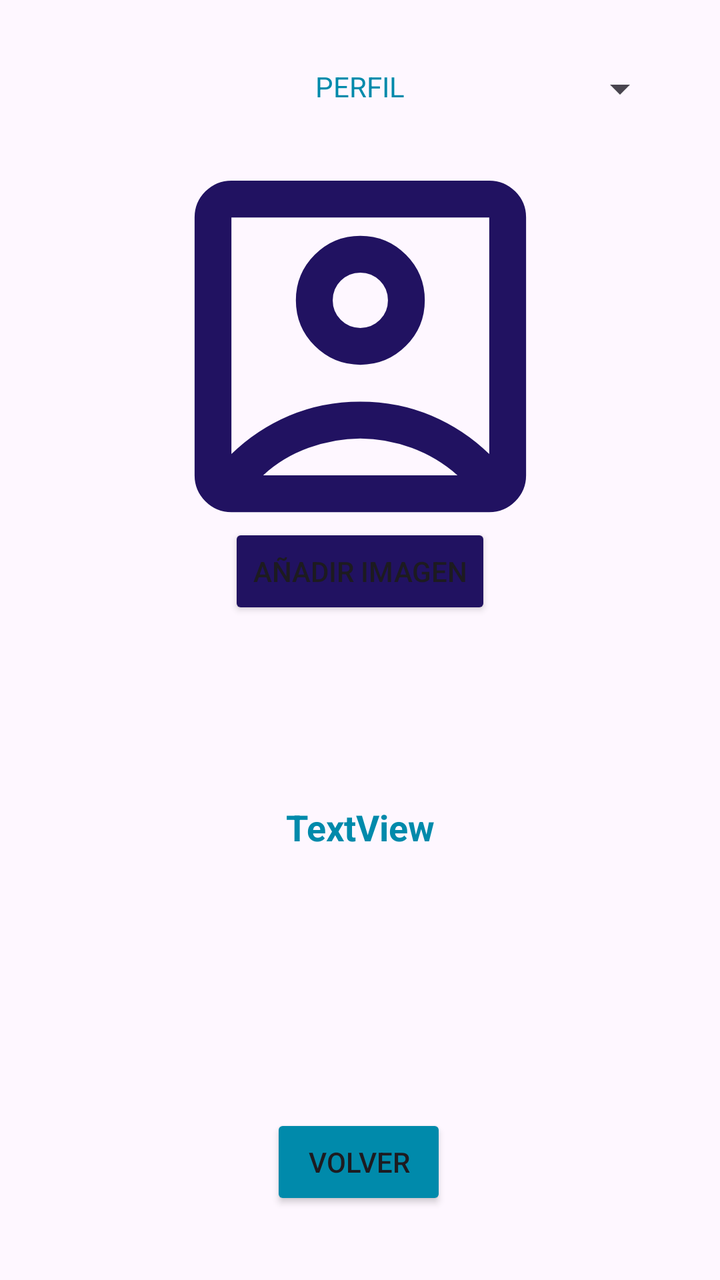
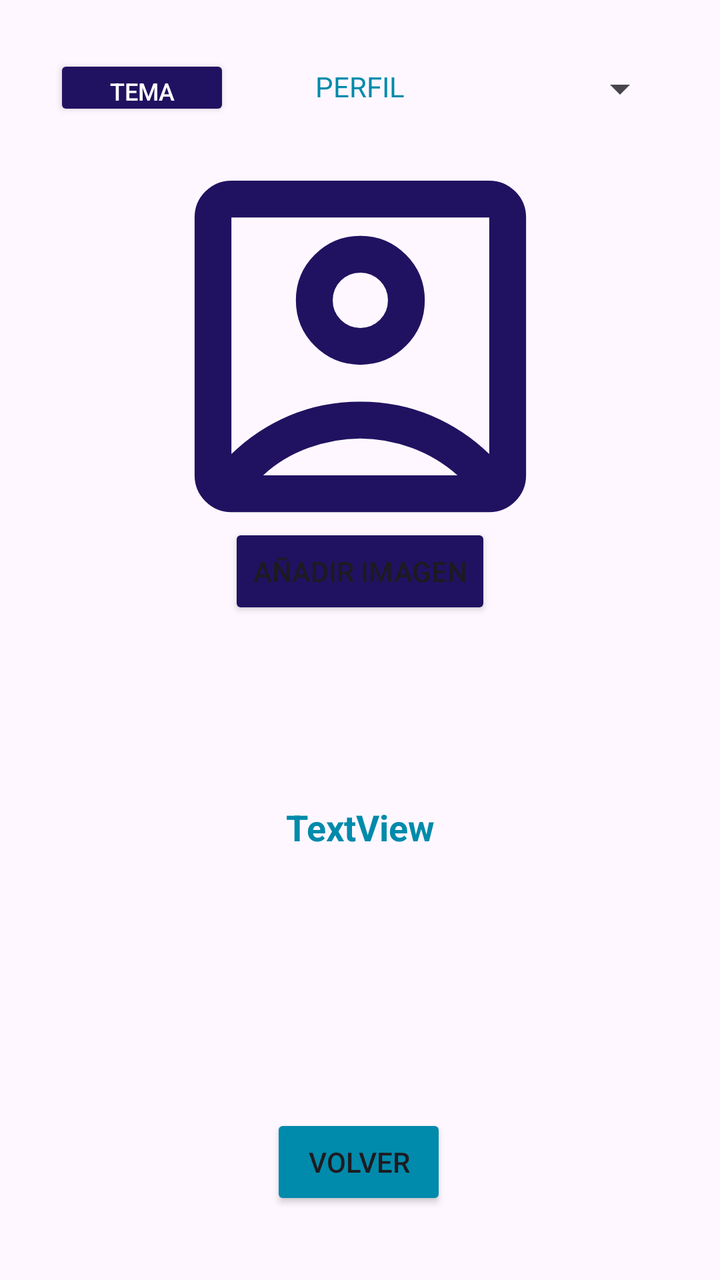

Two renders of the same Android screen: before a commit and after it. Below are the layout's source before the change and the commit's diff.
<!-- AndroidManifest.xml: application theme Theme.ElorMov -->
<!-- res/layout/activity_perfil.xml -->
<?xml version="1.0" encoding="utf-8"?>
<androidx.constraintlayout.widget.ConstraintLayout xmlns:android="http://schemas.android.com/apk/res/android"
    xmlns:app="http://schemas.android.com/apk/res-auto"
    xmlns:tools="http://schemas.android.com/tools"
    android:id="@+id/main"
    android:layout_width="match_parent"
    android:layout_height="match_parent"
    tools:context=".PerfilActivity">

    <ImageView
        android:id="@+id/imageViewPerfil"
        android:layout_width="221dp"
        android:layout_height="186dp"
        android:contentDescription="Foto de perfil"
        android:scaleType="centerCrop"
        android:src="@drawable/perfilsinimagen"
        app:layout_constraintBottom_toBottomOf="parent"
        app:layout_constraintEnd_toEndOf="parent"
        app:layout_constraintStart_toStartOf="parent"
        app:layout_constraintTop_toTopOf="parent"
        app:layout_constraintVertical_bias="0.176" />

    <Button
        android:id="@+id/buttonVolverPerfil"
        android:layout_width="wrap_content"
        android:layout_height="wrap_content"
        android:backgroundTint="#008aab"
        android:text="@string/boton_volver"
        app:layout_constraintBottom_toBottomOf="parent"
        app:layout_constraintEnd_toEndOf="parent"
        app:layout_constraintHorizontal_bias="0.498"
        app:layout_constraintStart_toStartOf="parent"
        app:layout_constraintTop_toTopOf="parent"
        app:layout_constraintVertical_bias="0.941" />

    <Button
        android:id="@+id/buttonAnnadirImagen"
        android:layout_width="wrap_content"
        android:layout_height="wrap_content"
        android:backgroundTint="#211261"
        android:text="@string/annadir_imagen"
        app:layout_constraintBottom_toBottomOf="parent"
        app:layout_constraintEnd_toEndOf="parent"
        app:layout_constraintStart_toStartOf="parent"
        app:layout_constraintTop_toTopOf="parent"
        app:layout_constraintVertical_bias="0.442" />

    <TextView
        android:id="@+id/textViewDatosPerfil"
        android:layout_width="0dp"
        android:layout_height="wrap_content"
        android:layout_marginStart="32dp"
        android:layout_marginEnd="32dp"
        android:text="TextView"

        android:gravity="center"
        android:textAlignment="center"

        android:textSize="18sp"
        android:textStyle="bold"
        android:textColor="#008AAB"

        app:layout_constraintStart_toStartOf="parent"
        app:layout_constraintEnd_toEndOf="parent"
        app:layout_constraintTop_toBottomOf="@id/buttonAnnadirImagen"
        app:layout_constraintBottom_toBottomOf="parent"
        app:layout_constraintVertical_bias="0.3" />

    <TextView
        android:id="@+id/textViewNombrePerfil"
        android:layout_width="93dp"
        android:layout_height="32dp"
        android:gravity="center"
        android:text="@string/perfil"
        android:textAlignment="center"
        android:textColor="#008aab"
        app:layout_constraintBottom_toBottomOf="parent"
        app:layout_constraintEnd_toEndOf="parent"
        app:layout_constraintStart_toStartOf="parent"
        app:layout_constraintTop_toTopOf="parent"
        app:layout_constraintVertical_bias="0.045" />

    <Spinner
        android:id="@+id/spinnerIdioma"
        android:layout_width="75dp"
        android:layout_height="33dp"
        android:textSize="12sp"
        android:textStyle="bold"
        android:textColor="@android:color/black"
        android:padding="8dp"
        app:layout_constraintBottom_toBottomOf="parent"
        app:layout_constraintEnd_toEndOf="parent"
        app:layout_constraintHorizontal_bias="0.909"
        app:layout_constraintStart_toStartOf="parent"
        app:layout_constraintTop_toTopOf="parent"
        app:layout_constraintVertical_bias="0.046" />

    <include layout="@layout/include_sin_conexion" />

</androidx.constraintlayout.widget.ConstraintLayout>
<!-- res/layout/include_sin_conexion.xml (included above) -->
<?xml version="1.0" encoding="utf-8"?>
<LinearLayout xmlns:android="http://schemas.android.com/apk/res/android"
    android:id="@+id/layoutSinConexion"
    android:layout_width="match_parent"
    android:layout_height="match_parent"
    android:background="#F2FFFFFF"
    android:clickable="true"
    android:focusable="true"
    android:gravity="center"
    android:orientation="vertical"
    android:visibility="gone"
    android:elevation="20dp">

    <TextView
        android:layout_width="wrap_content"
        android:layout_height="wrap_content"
        android:text="¡Sin conexión!"
        android:textSize="24sp"
        android:textColor="#D32F2F"/>
</LinearLayout>
<!-- resources referenced by this layout -->
<resources>
  <!-- drawable perfilsinimagen (drawable) -->
  <vector xmlns:android="http://schemas.android.com/apk/res/android" android:height="24dp" android:tint="#211261" android:viewportHeight="960" android:viewportWidth="960" android:width="24dp">
        
      <path android:fillColor="@android:color/white" android:pathData="M200,714Q254,661 325.5,630.5Q397,600 480,600Q563,600 634.5,630.5Q706,661 760,714L760,200Q760,200 760,200Q760,200 760,200L200,200Q200,200 200,200Q200,200 200,200L200,714ZM480,520Q538,520 579,479Q620,438 620,380Q620,322 579,281Q538,240 480,240Q422,240 381,281Q340,322 340,380Q340,438 381,479Q422,520 480,520ZM200,840Q167,840 143.5,816.5Q120,793 120,760L120,200Q120,167 143.5,143.5Q167,120 200,120L760,120Q793,120 816.5,143.5Q840,167 840,200L840,760Q840,793 816.5,816.5Q793,840 760,840L200,840ZM269,760L691,760Q691,760 691,760Q691,760 691,760Q647,721 591.5,700.5Q536,680 480,680Q424,680 367.5,700.5Q311,721 269,760Q269,760 269,760Q269,760 269,760ZM480,440Q455,440 437.5,422.5Q420,405 420,380Q420,355 437.5,337.5Q455,320 480,320Q505,320 522.5,337.5Q540,355 540,380Q540,405 522.5,422.5Q505,440 480,440ZM480,457L480,457Q480,457 480,457Q480,457 480,457L480,457Q480,457 480,457Q480,457 480,457L480,457Q480,457 480,457Q480,457 480,457Q480,457 480,457Q480,457 480,457Z"/>
      
  </vector>
  <string name="annadir_imagen">Añadir imagen</string>
  <string name="boton_volver">Volver</string>
  <string name="perfil">PERFIL</string>
  <style name="Theme.ElorMov" parent="Base.Theme.ElorMov" />
  <style name="Base.Theme.ElorMov" parent="Theme.Material3.DayNight.NoActionBar">
          
          
      </style>
</resources>

<!-- the commit's change to res/layout/activity_perfil.xml (unified diff, before → after) -->
@@ -95,6 +95,21 @@
         app:layout_constraintTop_toTopOf="parent"
         app:layout_constraintVertical_bias="0.046" />
 
+    <Button
+        android:id="@+id/buttonCambiarTema"
+        android:layout_width="wrap_content"
+        android:layout_height="33dp"
+        android:backgroundTint="#211261"
+        android:text="Tema"
+        android:textColor="@android:color/white"
+        android:textSize="12sp"
+        app:layout_constraintBottom_toBottomOf="parent"
+        app:layout_constraintEnd_toEndOf="parent"
+        app:layout_constraintHorizontal_bias="0.099"
+        app:layout_constraintStart_toStartOf="parent"
+        app:layout_constraintTop_toTopOf="parent"
+        app:layout_constraintVertical_bias="0.045" />
+
     <include layout="@layout/include_sin_conexion" />
 
 </androidx.constraintlayout.widget.ConstraintLayout>
<!-- resource entries referenced after the edit -->
@@ -11,8 +11,15 @@
   <string name="perfil">PERFIL</string>
   <style name="Theme.ElorMov" parent="Base.Theme.ElorMov" />
   <style name="Base.Theme.ElorMov" parent="Theme.Material3.DayNight.NoActionBar">
-          
-          
+          <item name="colorPrimary">@color/primary</item>
+          <item name="colorOnPrimary">@color/on_primary</item>
+          <item name="colorSecondary">@color/secondary</item>
+          <item name="colorOnSecondary">@color/on_secondary</item>
+          <item name="android:statusBarColor">@android:color/transparent</item>
       </style>
+  <color name="primary">#008AAB</color>
+  <color name="on_primary">#FFFFFF</color>
+  <color name="secondary">#211261</color>
+  <color name="on_secondary">#FFFFFF</color>
 </resources>
 
